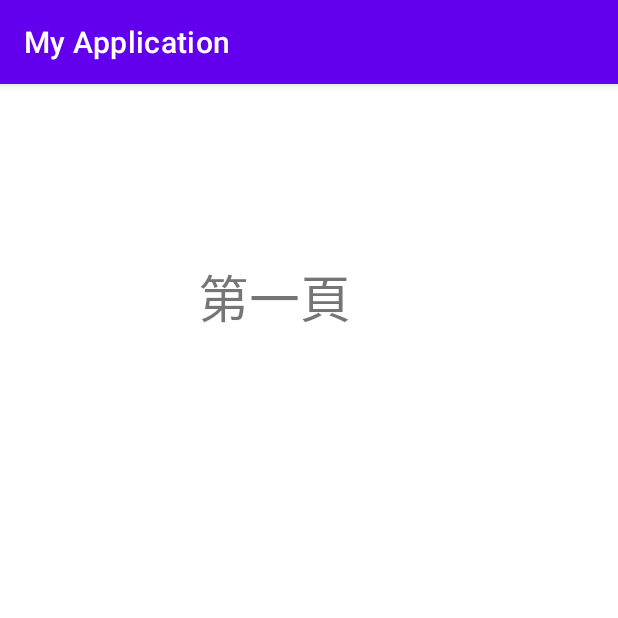
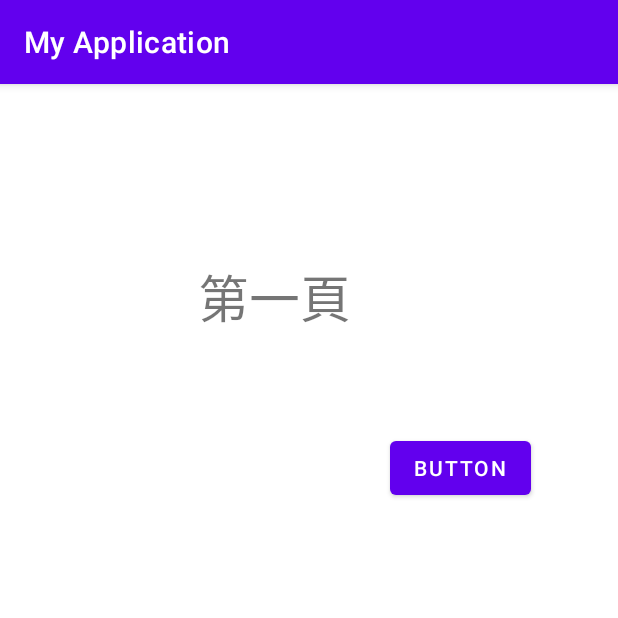
Before and after one commit to MUSE07123/MyApplication, an Android app: the screen it shows after launch (MainActivity), on a phone screen of 412 x 824 dp, the top half of it. Run offline under Robolectric (Android 15) with nearby library versions, the phone set to English and light mode, and no system bars.

Commit message:
Git20220401
20220401新增bun1

```diff
--- a/app/src/main/res/layout/activity_main.xml
+++ b/app/src/main/res/layout/activity_main.xml
@@ -16,4 +16,14 @@
         android:textSize="34sp"
         app:layout_constraintStart_toStartOf="parent"
         app:layout_constraintTop_toTopOf="parent" />
+
+    <Button
+        android:id="@+id/button"
+        android:layout_width="wrap_content"
+        android:layout_height="wrap_content"
+        android:layout_marginStart="260dp"
+        android:layout_marginTop="232dp"
+        android:text="Button"
+        app:layout_constraintStart_toStartOf="parent"
+        app:layout_constraintTop_toTopOf="parent" />
 </androidx.constraintlayout.widget.ConstraintLayout>
```
